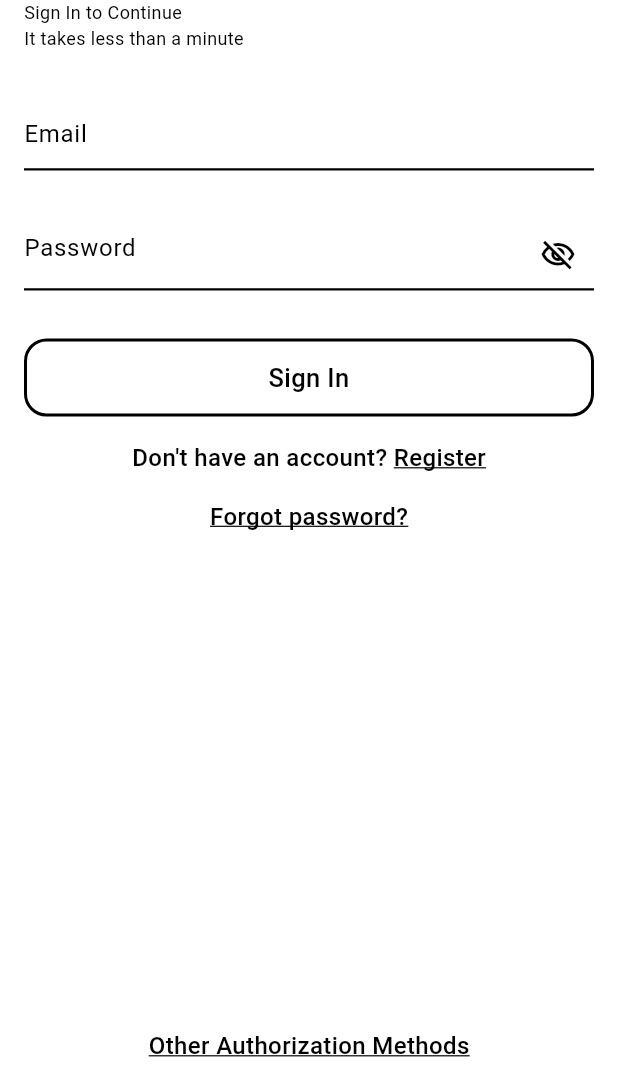
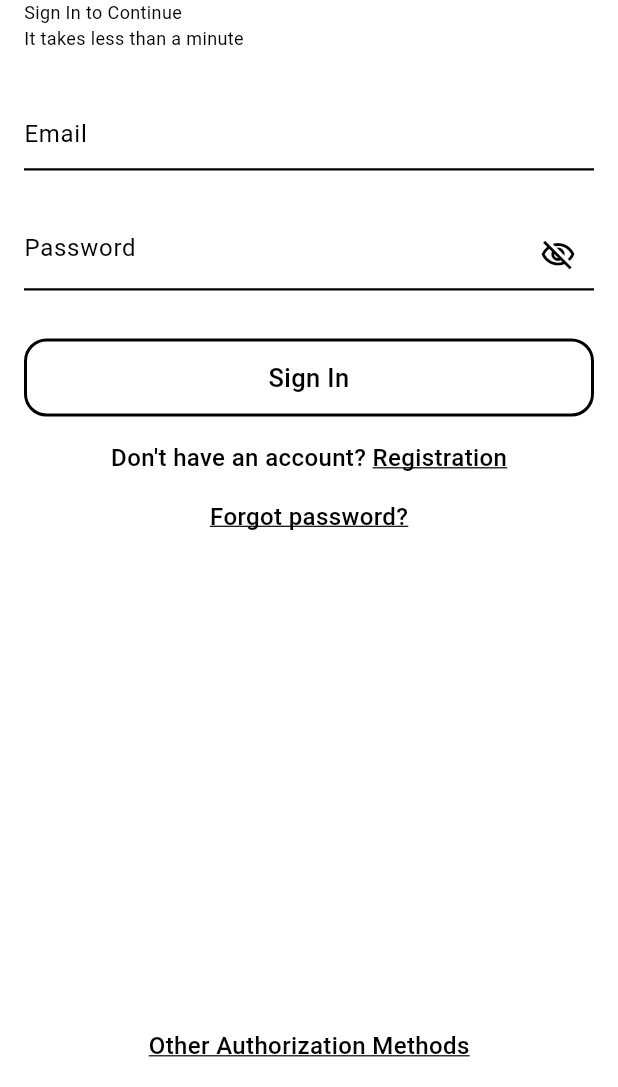
Before and after one commit to artem-petrushenko/ChatGPT, a Flutter app: the SignInView screen opened by its route, on a phone screen of 412 x 824 dp, the part 149-1236 px from its top. Run offline on Flutter 3.47's test engine with Material 2 defaults, Android fonts, the phone set to English and light mode, and no system bars; our stand-ins replace bloc_concurrency, cloud_firestore, connectivity, dio, firebase_auth, firebase_core and 11 more; accounts and stored records are empty; Roboto replaces fonts that are missing (Poppins).

Commit message:
Fixed a lexical error on Login Screen. Fixed bug related to clicking elements on the Bottom Navigation Bar.

```diff
--- a/lib/src/widget/views/sign_in/sign_in_view.dart
+++ b/lib/src/widget/views/sign_in/sign_in_view.dart
@@ -150,7 +150,7 @@ class SignInView extends StatelessWidget {
                                   ),
                                 ),
                                 TextSpan(
-                                  text: 'Register',
+                                  text: 'Registration',
                                   style: TextStyle(
                                     color: Theme.of(context)
                                         .colorScheme
```
Also changed, not shown: lib/src/widget/views/main/main_view.dart (+10 -0 lines).
